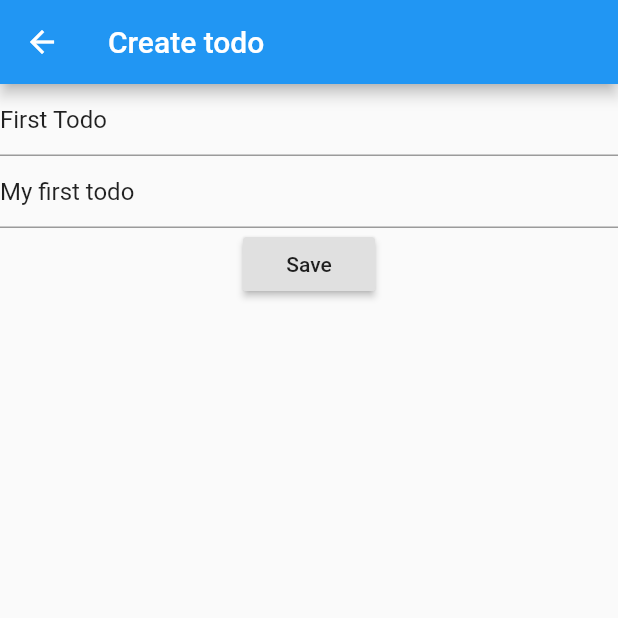
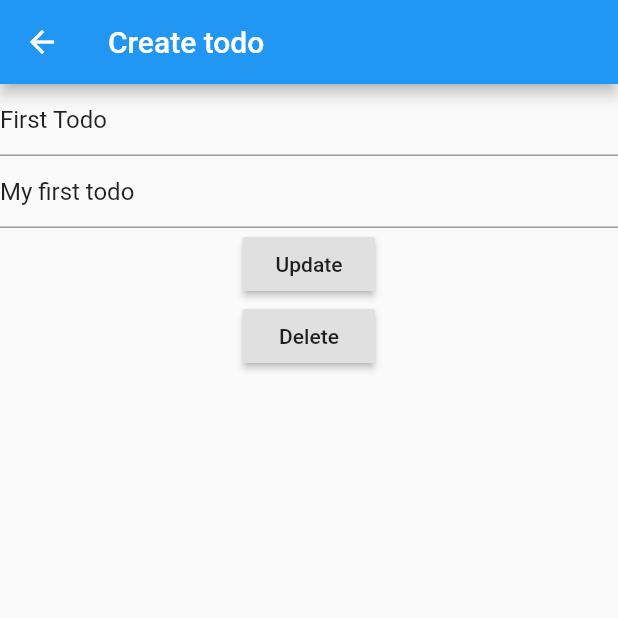
Before and after one commit to mrwdlr-zz/todo-flutter, a Flutter app: the screen it shows after launch, after a tap on the "edit" icon, on a phone screen of 412 x 824 dp, the top half of it. Run offline on Flutter 3.47's test engine with Material 2 defaults, Android fonts, the phone set to English and light mode, and no system bars.

Commit message:
Implement update and delete behaviour

```diff
--- a/todo_app/lib/screens/todo_form.dart
+++ b/todo_app/lib/screens/todo_form.dart
@@ -33,6 +33,7 @@ class TodoFormState extends State<TodoForm> {
   final titleController = TextEditingController();
   final descriptionController = TextEditingController();
   bool isEditForm = false;
+  var editableTodo;
 
   final TodoModel todoModel;
 
@@ -45,21 +46,31 @@ class TodoFormState extends State<TodoForm> {
     super.dispose();
   }
 
-  void createTodo(addTodo) {
+  void createTodo(Function addTodo) {
     var todo = new Todo(
         title: titleController.text, description: descriptionController.text);
     addTodo(todo);
     Navigator.pop(context);
   }
 
-  void loadTodoForEdit(BuildContext context){
+  void editTodo(Function editTodo) {
+    editTodo(editableTodo.id, titleController.text, descriptionController.text);
+    Navigator.pop(context);
+  }
+
+  void deleteTodo(Function deleteTodo) {
+    deleteTodo(editableTodo.id);
+    Navigator.pop(context);
+  }
+
+  void loadTodoForEdit(BuildContext context) {
     final ScreenArguments arguments = ModalRoute.of(context).settings.arguments;
-    if(arguments.todoId != null){
+    if (arguments != null && arguments.todoId != null) {
       isEditForm = true;
 
-      var todo = new TodoModel().read(arguments.todoId);
-      titleController.text = todo.title;
-      descriptionController.text = todo.description;
+      editableTodo = new TodoModel().read(arguments.todoId);
+      titleController.text = editableTodo.title;
+      descriptionController.text = editableTodo.description;
     }
   }
 
@@ -77,9 +88,19 @@ class TodoFormState extends State<TodoForm> {
                     controller: descriptionController,
                   ),
                   RaisedButton(
-                    child: Text("Save"),
-                    onPressed: () => {createTodo(todoModel.add)},
-                  )
+                    child: Text(isEditForm ? "Update" : "Save"),
+                    onPressed: () => {
+                      isEditForm
+                          ? editTodo(todoModel.update)
+                          : createTodo(todoModel.add)
+                    },
+                  ),
+                  isEditForm
+                      ? RaisedButton(
+                          child: Text("Delete"),
+                          onPressed: () => deleteTodo(todoModel.delete),
+                        )
+                      : new Container()
                 ])));
   }
 }
--- a/todo_app/lib/state/todo_model.dart
+++ b/todo_app/lib/state/todo_model.dart
@@ -17,6 +17,18 @@ class TodoModel extends ChangeNotifier {
     notifyListeners();
   }
 
+  void update(int id, String newTitle, String newDescription) {
+    var todo = _todos.firstWhere((todo) => todo.id == id);
+    todo.title = newTitle;
+    todo.description = newDescription;
+    notifyListeners();
+  }
+
+  void delete(int id){
+    _todos.removeWhere((todo) => todo.id == id);
+    notifyListeners();
+  }
+
   Todo read(int id){
     return _todos.firstWhere((element) => element.id == id);
   }
```
